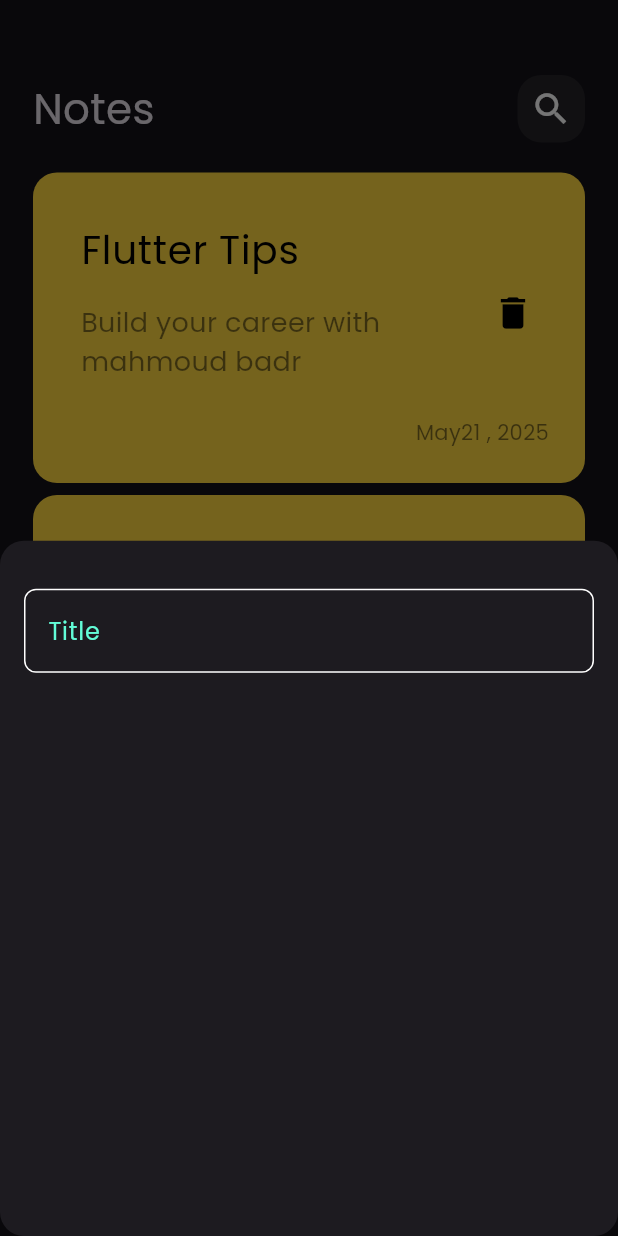
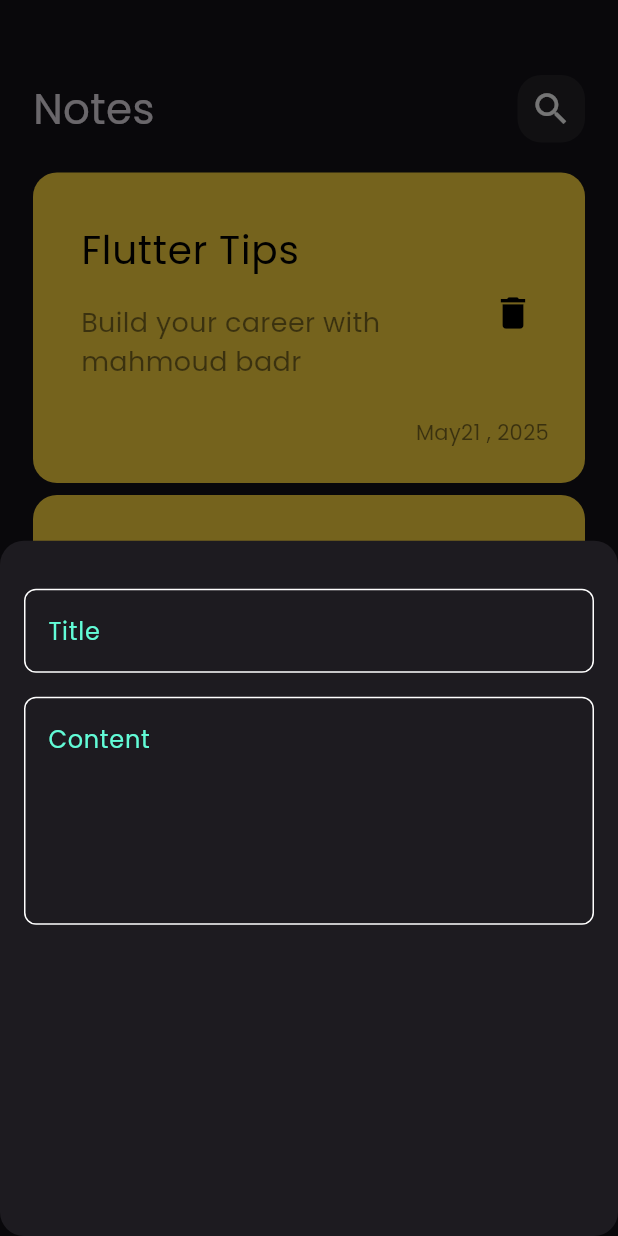
Before and after one commit to mahmoudbadr2/new-note-app-, a Flutter app: the screen it shows after launch, after a tap on the "add" icon, on a phone screen of 412 x 824 dp. Run offline on Flutter 3.47's test engine with Material 3 defaults, Android fonts, the phone set to English and light mode, and no system bars.

Commit message:
add field to bottom sheet

```diff
--- a/lib/views/widges/add_note_bottom_sheet.dart
+++ b/lib/views/widges/add_note_bottom_sheet.dart
@@ -8,7 +8,14 @@ class AddNoteBottomSheet extends StatelessWidget {
   Widget build(BuildContext context) {
     return Padding(
       padding: const EdgeInsets.symmetric(horizontal: 16),
-      child: Column(children: const [SizedBox(height: 32), CustomTextField()]),
+      child: Column(
+        children: const [
+          SizedBox(height: 32),
+          CustomTextField(hint: 'Title'),
+          SizedBox(height: 16),
+          CustomTextField(hint: 'Content', maxLine: 5),
+        ],
+      ),
     );
   }
 }
--- a/lib/views/widges/custom_text_field.dart
+++ b/lib/views/widges/custom_text_field.dart
@@ -2,15 +2,16 @@ import 'package:flutter/material.dart';
 import 'package:note_app/constants.dart';
 
 class CustomTextField extends StatelessWidget {
-  const CustomTextField({super.key});
-
+  const CustomTextField({super.key, required this.hint, this.maxLine = 1});
+  final String hint;
+  final int maxLine;
   @override
   Widget build(BuildContext context) {
     return TextField(
       cursorColor: KPrimaryColor,
-
+      maxLines: maxLine,
       decoration: InputDecoration(
-        hintText: 'Title',
+        hintText: hint,
         hintStyle: TextStyle(color: KPrimaryColor),
         border: buildBorder(KPrimaryColor),
         enabledBorder: buildBorder(),
```
